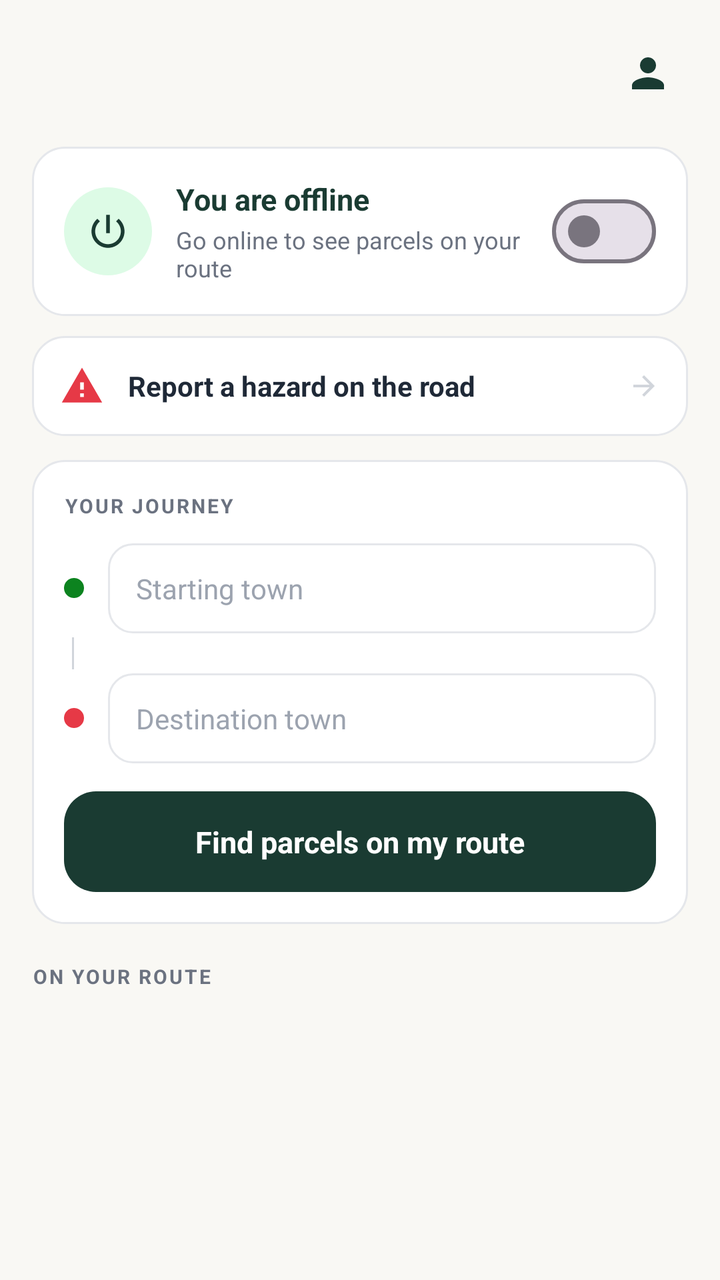
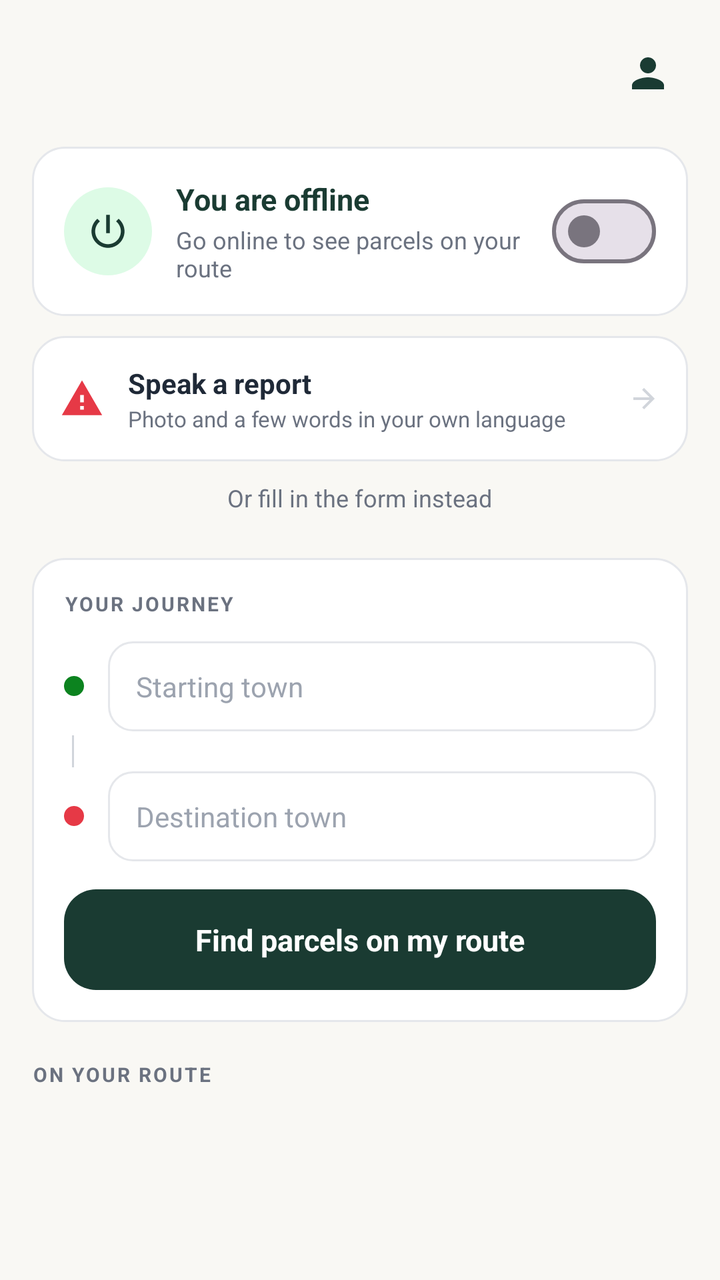

Before-and-after screenshots of an Android layout around one commit, followed by the original layout XML and the change that was made.
<!-- AndroidManifest.xml: application theme Theme.Sukobin -->
<!-- res/layout/fragment_home.xml -->
<?xml version="1.0" encoding="utf-8"?>
<FrameLayout
    xmlns:android="http://schemas.android.com/apk/res/android"
    xmlns:app="http://schemas.android.com/apk/res-auto"
    android:layout_width="match_parent"
    android:layout_height="match_parent"
    android:background="@color/cream"
    android:fitsSystemWindows="true">

    <androidx.core.widget.NestedScrollView
        android:layout_width="match_parent"
        android:layout_height="match_parent"
        android:paddingBottom="96dp"
        android:clipToPadding="false">

        <LinearLayout
            android:layout_width="match_parent"
            android:layout_height="wrap_content"
            android:orientation="vertical"
            android:paddingHorizontal="16dp"
            android:paddingTop="14dp">

            <LinearLayout
                android:layout_width="match_parent"
                android:layout_height="wrap_content"
                android:gravity="center_vertical"
                android:orientation="horizontal">

                <LinearLayout
                    android:layout_width="0dp"
                    android:layout_height="wrap_content"
                    android:layout_weight="1"
                    android:orientation="vertical">

                    <TextView
                        android:id="@+id/greeting"
                        android:layout_width="wrap_content"
                        android:layout_height="wrap_content"
                        android:textColor="#1A3B32"
                        android:textSize="20sp"
                        android:textStyle="bold" />

                    <TextView
                        android:id="@+id/vehicleLine"
                        android:layout_width="wrap_content"
                        android:layout_height="wrap_content"
                        android:layout_marginTop="2dp"
                        android:textColor="@color/gray_500"
                        android:textSize="12sp" />
                </LinearLayout>

                <ImageView
                    android:id="@+id/btnProfile"
                    android:layout_width="40dp"
                    android:layout_height="40dp"
                    android:background="?attr/selectableItemBackgroundBorderless"
                    android:contentDescription="@string/app_name"
                    android:padding="8dp"
                    android:src="@drawable/ic_person"
                    app:tint="#1A3B32" />
            </LinearLayout>

            <LinearLayout
                android:id="@+id/onlineCard"
                android:layout_width="match_parent"
                android:layout_height="wrap_content"
                android:layout_marginTop="14dp"
                android:background="@drawable/bg_card"
                android:gravity="center_vertical"
                android:orientation="horizontal"
                android:padding="16dp">

                <FrameLayout
                    android:layout_width="44dp"
                    android:layout_height="44dp"
                    android:background="@drawable/bg_circle_mint">

                    <ImageView
                        android:id="@+id/onlineIcon"
                        android:layout_width="22dp"
                        android:layout_height="22dp"
                        android:layout_gravity="center"
                        android:contentDescription="@string/home_online"
                        android:src="@drawable/ic_power"
                        app:tint="#1A3B32" />
                </FrameLayout>

                <LinearLayout
                    android:layout_width="0dp"
                    android:layout_height="wrap_content"
                    android:layout_marginStart="12dp"
                    android:layout_weight="1"
                    android:orientation="vertical">

                    <TextView
                        android:id="@+id/onlineTitle"
                        android:layout_width="wrap_content"
                        android:layout_height="wrap_content"
                        android:text="@string/home_offline"
                        android:textColor="#1A3B32"
                        android:textSize="15sp"
                        android:textStyle="bold" />

                    <TextView
                        android:id="@+id/onlineSub"
                        android:layout_width="wrap_content"
                        android:layout_height="wrap_content"
                        android:layout_marginTop="2dp"
                        android:text="@string/home_offline_sub"
                        android:textColor="@color/gray_500"
                        android:textSize="12sp" />
                </LinearLayout>

                <com.google.android.material.materialswitch.MaterialSwitch
                    android:id="@+id/onlineSwitch"
                    android:layout_width="wrap_content"
                    android:layout_height="wrap_content" />
            </LinearLayout>

            <LinearLayout
                android:id="@+id/roadStrip"
                android:layout_width="match_parent"
                android:layout_height="wrap_content"
                android:layout_marginTop="10dp"
                android:background="@drawable/bg_card"
                android:gravity="center_vertical"
                android:orientation="horizontal"
                android:padding="14dp"
                android:visibility="gone">

                <View
                    android:id="@+id/roadDot"
                    android:layout_width="9dp"
                    android:layout_height="9dp"
                    android:layout_marginEnd="10dp"
                    android:background="@drawable/dot_origin" />

                <LinearLayout
                    android:layout_width="0dp"
                    android:layout_height="wrap_content"
                    android:layout_weight="1"
                    android:orientation="vertical">

                    <TextView
                        android:id="@+id/roadName"
                        android:layout_width="match_parent"
                        android:layout_height="wrap_content"
                        android:ellipsize="end"
                        android:maxLines="1"
                        android:textColor="@color/gray_800"
                        android:textSize="14sp"
                        android:textStyle="bold" />

                    <TextView
                        android:id="@+id/roadSub"
                        android:layout_width="match_parent"
                        android:layout_height="wrap_content"
                        android:layout_marginTop="1dp"
                        android:textColor="@color/gray_500"
                        android:textSize="11sp" />
                </LinearLayout>
            </LinearLayout>

            <LinearLayout
                android:id="@+id/btnOpenTrip"
                android:layout_width="match_parent"
                android:layout_height="wrap_content"
                android:layout_marginTop="10dp"
                android:background="@drawable/bg_button_dark_lg"
                android:clickable="true"
                android:focusable="true"
                android:foreground="?attr/selectableItemBackground"
                android:gravity="center_vertical"
                android:orientation="horizontal"
                android:padding="16dp"
                android:visibility="gone">

                <ImageView
                    android:layout_width="22dp"
                    android:layout_height="22dp"
                    android:layout_marginEnd="12dp"
                    android:contentDescription="@string/home_open_trip"
                    android:src="@drawable/ic_truck"
                    app:tint="@color/white" />

                <LinearLayout
                    android:layout_width="0dp"
                    android:layout_height="wrap_content"
                    android:layout_weight="1"
                    android:orientation="vertical">

                    <TextView
                        android:layout_width="wrap_content"
                        android:layout_height="wrap_content"
                        android:text="@string/home_open_trip"
                        android:textColor="@color/white"
                        android:textSize="14sp"
                        android:textStyle="bold" />

                    <TextView
                        android:id="@+id/openTripLabel"
                        android:layout_width="wrap_content"
                        android:layout_height="wrap_content"
                        android:layout_marginTop="1dp"
                        android:textColor="#B7E4C7"
                        android:textSize="11sp" />
                </LinearLayout>

                <ImageView
                    android:layout_width="16dp"
                    android:layout_height="16dp"
                    android:contentDescription="@string/home_open_trip"
                    android:src="@drawable/ic_arrow_forward"
                    app:tint="@color/white" />
            </LinearLayout>

            <LinearLayout
                android:id="@+id/btnReportHazard"
                android:layout_width="match_parent"
                android:layout_height="wrap_content"
                android:layout_marginTop="10dp"
                android:background="@drawable/bg_card"
                android:clickable="true"
                android:focusable="true"
                android:foreground="?attr/selectableItemBackground"
                android:gravity="center_vertical"
                android:orientation="horizontal"
                android:padding="14dp">

                <ImageView
                    android:layout_width="22dp"
                    android:layout_height="22dp"
                    android:layout_marginEnd="12dp"
                    android:contentDescription="@string/home_report_hazard"
                    android:src="@drawable/ic_warning"
                    app:tint="@color/accent_red" />

                <TextView
                    android:layout_width="0dp"
                    android:layout_height="wrap_content"
                    android:layout_weight="1"
                    android:text="@string/home_report_hazard"
                    android:textColor="@color/gray_800"
                    android:textSize="14sp"
                    android:textStyle="bold" />

                <ImageView
                    android:layout_width="16dp"
                    android:layout_height="16dp"
                    android:contentDescription="@string/home_report_hazard"
                    android:src="@drawable/ic_arrow_forward"
                    app:tint="@color/gray_300" />
            </LinearLayout>


            <LinearLayout
                android:layout_width="match_parent"
                android:layout_height="wrap_content"
                android:layout_marginTop="12dp"
                android:background="@drawable/bg_card"
                android:orientation="vertical"
                android:padding="16dp">

                <TextView
                    android:layout_width="wrap_content"
                    android:layout_height="wrap_content"
                    android:layout_marginBottom="12dp"
                    android:letterSpacing="0.1"
                    android:text="@string/route_title"
                    android:textAllCaps="true"
                    android:textColor="@color/gray_500"
                    android:textSize="10sp"
                    android:textStyle="bold" />

                <LinearLayout
                    android:layout_width="match_parent"
                    android:layout_height="wrap_content"
                    android:gravity="center_vertical"
                    android:orientation="horizontal">

                    <View
                        android:layout_width="10dp"
                        android:layout_height="10dp"
                        android:background="@drawable/dot_origin" />

                    <AutoCompleteTextView
                        android:id="@+id/inputFrom"
                        android:layout_width="0dp"
                        android:layout_height="wrap_content"
                        android:layout_marginStart="12dp"
                        android:layout_weight="1"
                        android:background="@drawable/bg_input"
                        android:completionThreshold="2"
                        android:hint="@string/route_from_hint"
                        android:imeOptions="actionNext"
                        android:inputType="text"
                        android:paddingHorizontal="14dp"
                        android:paddingVertical="13dp"
                        android:textColor="@color/gray_800"
                        android:textColorHint="@color/gray_400"
                        android:textSize="14sp" />
                </LinearLayout>

                <View
                    android:layout_width="1dp"
                    android:layout_height="16dp"
                    android:layout_marginStart="4dp"
                    android:layout_marginVertical="2dp"
                    android:background="@color/gray_300" />

                <LinearLayout
                    android:layout_width="match_parent"
                    android:layout_height="wrap_content"
                    android:gravity="center_vertical"
                    android:orientation="horizontal">

                    <View
                        android:layout_width="10dp"
                        android:layout_height="10dp"
                        android:background="@drawable/dot_destination" />

                    <AutoCompleteTextView
                        android:id="@+id/inputTo"
                        android:layout_width="0dp"
                        android:layout_height="wrap_content"
                        android:layout_marginStart="12dp"
                        android:layout_weight="1"
                        android:background="@drawable/bg_input"
                        android:completionThreshold="2"
                        android:hint="@string/route_to_hint"
                        android:imeOptions="actionDone"
                        android:inputType="text"
                        android:paddingHorizontal="14dp"
                        android:paddingVertical="13dp"
                        android:textColor="@color/gray_800"
                        android:textColorHint="@color/gray_400"
                        android:textSize="14sp" />
                </LinearLayout>

                <LinearLayout
                    android:id="@+id/btnFind"
                    android:layout_width="match_parent"
                    android:layout_height="wrap_content"
                    android:layout_marginTop="14dp"
                    android:background="@drawable/bg_button_dark_lg"
                    android:clickable="true"
                    android:focusable="true"
                    android:foreground="?attr/selectableItemBackground"
                    android:gravity="center"
                    android:orientation="horizontal"
                    android:paddingVertical="15dp">

                    <ProgressBar
                        android:id="@+id/findSpinner"
                        android:layout_width="18dp"
                        android:layout_height="18dp"
                        android:layout_marginEnd="8dp"
                        android:indeterminateTint="@color/white"
                        android:visibility="gone" />

                    <TextView
                        android:id="@+id/findLabel"
                        android:layout_width="wrap_content"
                        android:layout_height="wrap_content"
                        android:text="@string/route_find"
                        android:textColor="@color/white"
                        android:textSize="15sp"
                        android:textStyle="bold" />
                </LinearLayout>
            </LinearLayout>

            <LinearLayout
                android:id="@+id/routeSummary"
                android:layout_width="match_parent"
                android:layout_height="wrap_content"
                android:layout_marginTop="12dp"
                android:background="@drawable/bg_mint_soft"
                android:orientation="vertical"
                android:padding="14dp"
                android:visibility="gone">

                <TextView
                    android:id="@+id/routeStations"
                    android:layout_width="match_parent"
                    android:layout_height="wrap_content"
                    android:textColor="#1A3B32"
                    android:textSize="14sp"
                    android:textStyle="bold" />

                <TextView
                    android:id="@+id/routeMeta"
                    android:layout_width="match_parent"
                    android:layout_height="wrap_content"
                    android:layout_marginTop="4dp"
                    android:textColor="@color/gray_600"
                    android:textSize="12sp" />

                <TextView
                    android:id="@+id/routeWarning"
                    android:layout_width="match_parent"
                    android:layout_height="wrap_content"
                    android:layout_marginTop="7dp"
                    android:textColor="@color/accent_red"
                    android:textSize="12sp"
                    android:textStyle="bold"
                    android:visibility="gone" />
            </LinearLayout>

            <LinearLayout
                android:layout_width="match_parent"
                android:layout_height="wrap_content"
                android:layout_marginTop="18dp"
                android:gravity="center_vertical"
                android:orientation="horizontal">

                <TextView
                    android:layout_width="0dp"
                    android:layout_height="wrap_content"
                    android:layout_weight="1"
                    android:letterSpacing="0.1"
                    android:text="@string/jobs_title"
                    android:textAllCaps="true"
                    android:textColor="@color/gray_500"
                    android:textSize="10sp"
                    android:textStyle="bold" />

                <TextView
                    android:id="@+id/jobsCount"
                    android:layout_width="wrap_content"
                    android:layout_height="wrap_content"
                    android:textColor="#1A3B32"
                    android:textSize="12sp"
                    android:textStyle="bold" />
            </LinearLayout>

            <androidx.recyclerview.widget.RecyclerView
                android:id="@+id/jobsList"
                android:layout_width="match_parent"
                android:layout_height="wrap_content"
                android:layout_marginTop="10dp"
                android:nestedScrollingEnabled="false" />

            <LinearLayout
                android:id="@+id/emptyState"
                android:layout_width="match_parent"
                android:layout_height="wrap_content"
                android:layout_marginTop="26dp"
                android:gravity="center"
                android:orientation="vertical"
                android:visibility="gone">

                <ImageView
                    android:layout_width="46dp"
                    android:layout_height="46dp"
                    android:alpha="0.35"
                    android:contentDescription="@string/jobs_none"
                    android:src="@drawable/ic_package"
                    app:tint="#1A3B32" />

                <TextView
                    android:id="@+id/emptyTitle"
                    android:layout_width="wrap_content"
                    android:layout_height="wrap_content"
                    android:layout_marginTop="12dp"
                    android:text="@string/jobs_none"
                    android:textColor="@color/gray_600"
                    android:textSize="14sp"
                    android:textStyle="bold" />

                <TextView
                    android:id="@+id/emptySub"
                    android:layout_width="wrap_content"
                    android:layout_height="wrap_content"
                    android:layout_marginTop="4dp"
                    android:text="@string/jobs_none_sub"
                    android:textColor="@color/gray_400"
                    android:textSize="12sp" />
            </LinearLayout>
        </LinearLayout>
    </androidx.core.widget.NestedScrollView>

    <LinearLayout
        android:id="@+id/bottomBar"
        android:layout_width="match_parent"
        android:layout_height="wrap_content"
        android:layout_gravity="bottom"
        android:background="@color/white"
        android:elevation="12dp"
        android:gravity="center_vertical"
        android:orientation="horizontal"
        android:paddingHorizontal="16dp"
        android:paddingVertical="12dp"
        android:visibility="gone">

        <LinearLayout
            android:layout_width="0dp"
            android:layout_height="wrap_content"
            android:layout_weight="1"
            android:orientation="vertical">

            <TextView
                android:id="@+id/selectedCount"
                android:layout_width="wrap_content"
                android:layout_height="wrap_content"
                android:textColor="@color/gray_500"
                android:textSize="12sp" />

            <TextView
                android:id="@+id/selectedEarnings"
                android:layout_width="wrap_content"
                android:layout_height="wrap_content"
                android:textColor="#1A3B32"
                android:textSize="19sp"
                android:textStyle="bold" />
        </LinearLayout>

        <LinearLayout
            android:id="@+id/btnStartTrip"
            android:layout_width="wrap_content"
            android:layout_height="wrap_content"
            android:background="@drawable/bg_button_dark_lg"
            android:clickable="true"
            android:focusable="true"
            android:foreground="?attr/selectableItemBackground"
            android:gravity="center"
            android:orientation="horizontal"
            android:paddingHorizontal="22dp"
            android:paddingVertical="14dp">

            <ProgressBar
                android:id="@+id/tripSpinner"
                android:layout_width="18dp"
                android:layout_height="18dp"
                android:layout_marginEnd="8dp"
                android:indeterminateTint="@color/white"
                android:visibility="gone" />

            <TextView
                android:layout_width="wrap_content"
                android:layout_height="wrap_content"
                android:layout_marginEnd="6dp"
                android:text="@string/jobs_start_trip"
                android:textColor="@color/white"
                android:textSize="15sp"
                android:textStyle="bold" />

            <ImageView
                android:layout_width="18dp"
                android:layout_height="18dp"
                android:contentDescription="@string/jobs_start_trip"
                android:src="@drawable/ic_arrow_forward"
                app:tint="@color/white" />
        </LinearLayout>
    </LinearLayout>
</FrameLayout>
<!-- resources referenced by this layout -->
<resources>
  <color name="accent_red">#E63946</color>
  <color name="cream">#F9F8F4</color>
  <color name="gray_300">#D1D5DB</color>
  <color name="gray_400">#9CA3AF</color>
  <color name="gray_500">#6B7280</color>
  <color name="gray_600">#4B5563</color>
  <color name="gray_800">#1F2937</color>
  <color name="white">#FFFFFF</color>
  <!-- drawable bg_button_dark_lg (drawable) -->
  <?xml version="1.0" encoding="utf-8"?>
  <shape xmlns:android="http://schemas.android.com/apk/res/android" android:shape="rectangle">
      <solid android:color="#1A3B32" />
      <corners android:radius="16dp" />
  </shape>
  <!-- drawable bg_card (drawable) -->
  <?xml version="1.0" encoding="utf-8"?>
  <shape xmlns:android="http://schemas.android.com/apk/res/android" android:shape="rectangle">
      <solid android:color="#FFFFFF" />
      <corners android:radius="16dp" /><stroke android:width="1dp" android:color="#E5E7EB" />
  </shape>
  <!-- drawable bg_circle_mint (drawable) -->
  <?xml version="1.0" encoding="utf-8"?>
  <shape xmlns:android="http://schemas.android.com/apk/res/android" android:shape="oval">
      <solid android:color="#DDFBE6" />
      
  </shape>
  <!-- drawable bg_input (drawable) -->
  <?xml version="1.0" encoding="utf-8"?>
  <shape xmlns:android="http://schemas.android.com/apk/res/android" android:shape="rectangle">
      <solid android:color="#FFFFFF" />
      <corners android:radius="12dp" /><stroke android:width="1dp" android:color="#E5E7EB" />
  </shape>
  <!-- drawable bg_mint_soft (drawable) -->
  <?xml version="1.0" encoding="utf-8"?>
  <shape xmlns:android="http://schemas.android.com/apk/res/android" android:shape="rectangle">
      <solid android:color="#F0FAF3" />
      <corners android:radius="12dp" />
  </shape>
  <!-- drawable dot_destination (drawable) -->
  <?xml version="1.0" encoding="utf-8"?>
  <shape xmlns:android="http://schemas.android.com/apk/res/android" android:shape="oval">
      <solid android:color="#E63946" />
  </shape>
  <!-- drawable dot_origin (drawable) -->
  <?xml version="1.0" encoding="utf-8"?>
  <shape xmlns:android="http://schemas.android.com/apk/res/android" android:shape="oval">
      <solid android:color="#0C831F" />
  </shape>
  <!-- drawable ic_warning (drawable) -->
  <?xml version="1.0" encoding="utf-8"?>
  <vector xmlns:android="http://schemas.android.com/apk/res/android"
      android:width="24dp"
      android:height="24dp"
      android:viewportWidth="24"
      android:viewportHeight="24"
      android:tint="?attr/colorControlNormal">
      <path
          android:fillColor="@android:color/white"
          android:pathData="M1,21h22L12,2 1,21zM13,18h-2v-2h2v2zM13,14h-2v-4h2v4z" />
  </vector>
  <string name="app_name">Sukobin Partner</string>
  <string name="home_offline">You are offline</string>
  <string name="home_offline_sub">Go online to see parcels on your route</string>
  <string name="home_online">You are online</string>
  <string name="home_open_trip">Your active trip</string>
  <string name="home_report_hazard">Report a hazard on the road</string>
  <string name="jobs_none">No parcels on this route right now</string>
  <string name="jobs_none_sub">Try a different route, or check back shortly</string>
  <string name="jobs_start_trip">Start trip</string>
  <string name="jobs_title">On your route</string>
  <string name="route_find">Find parcels on my route</string>
  <string name="route_from_hint">Starting town</string>
  <string name="route_title">Your journey</string>
  <string name="route_to_hint">Destination town</string>
  <color name="brand_forest">#1A3D2B</color>
  <color name="mint_200">#D8F3DC</color>
  <color name="accent_green">#0C831F</color>
  <!-- unchanged entries left out for length: 6 -->
</resources>

<!-- the commit's change to res/layout/fragment_home.xml (unified diff, before → after) -->
@@ -235,14 +235,28 @@
                     android:src="@drawable/ic_warning"
                     app:tint="@color/accent_red" />
 
-                <TextView
+                <LinearLayout
                     android:layout_width="0dp"
                     android:layout_height="wrap_content"
                     android:layout_weight="1"
-                    android:text="@string/home_report_hazard"
-                    android:textColor="@color/gray_800"
-                    android:textSize="14sp"
-                    android:textStyle="bold" />
+                    android:orientation="vertical">
+
+                    <TextView
+                        android:layout_width="wrap_content"
+                        android:layout_height="wrap_content"
+                        android:text="@string/home_speak_report"
+                        android:textColor="@color/gray_800"
+                        android:textSize="14sp"
+                        android:textStyle="bold" />
+
+                    <TextView
+                        android:layout_width="match_parent"
+                        android:layout_height="wrap_content"
+                        android:layout_marginTop="1dp"
+                        android:text="@string/home_speak_sub"
+                        android:textColor="@color/gray_500"
+                        android:textSize="11sp" />
+                </LinearLayout>
 
                 <ImageView
                     android:layout_width="16dp"
@@ -251,6 +265,18 @@
                     android:src="@drawable/ic_arrow_forward"
                     app:tint="@color/gray_300" />
             </LinearLayout>
+
+            <TextView
+                android:id="@+id/btnReportForm"
+                android:layout_width="wrap_content"
+                android:layout_height="wrap_content"
+                android:layout_gravity="center_horizontal"
+                android:background="?attr/selectableItemBackground"
+                android:paddingHorizontal="12dp"
+                android:paddingVertical="10dp"
+                android:text="@string/home_report_form"
+                android:textColor="@color/gray_500"
+                android:textSize="12sp" />
 
 
             <LinearLayout
<!-- resource entries referenced after the edit -->
@@ -65,7 +65,10 @@
   <string name="home_offline_sub">Go online to see parcels on your route</string>
   <string name="home_online">You are online</string>
   <string name="home_open_trip">Your active trip</string>
+  <string name="home_report_form">Or fill in the form instead</string>
   <string name="home_report_hazard">Report a hazard on the road</string>
+  <string name="home_speak_report">Speak a report</string>
+  <string name="home_speak_sub">Photo and a few words in your own language</string>
   <string name="jobs_none">No parcels on this route right now</string>
   <string name="jobs_none_sub">Try a different route, or check back shortly</string>
   <string name="jobs_start_trip">Start trip</string>
